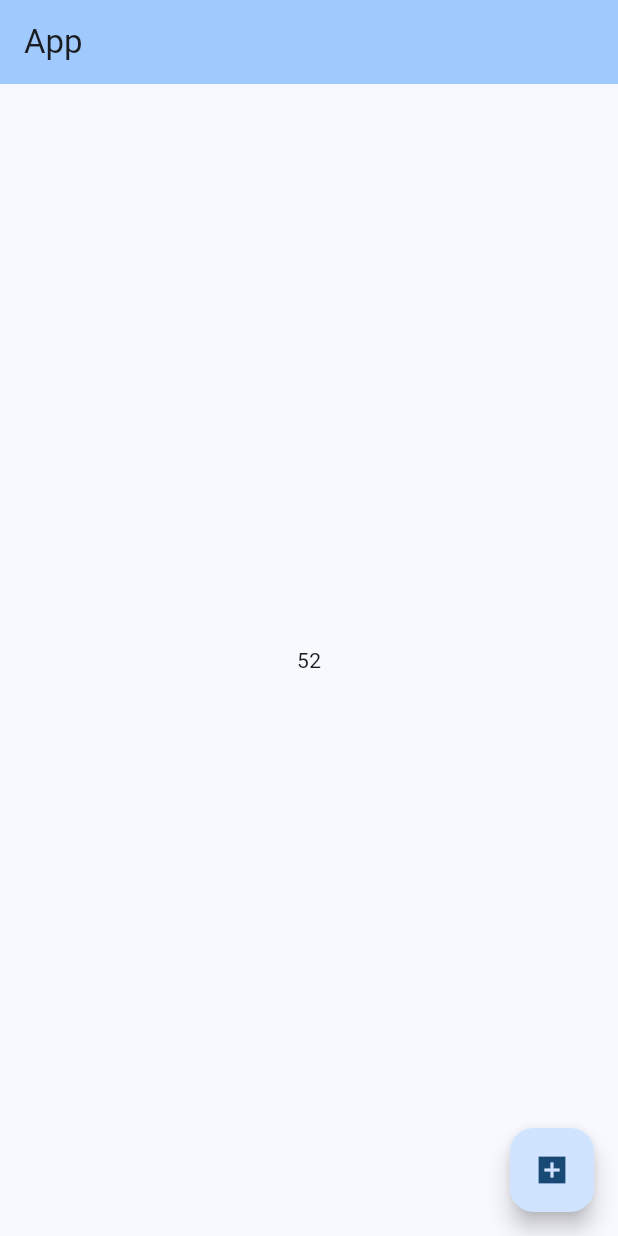
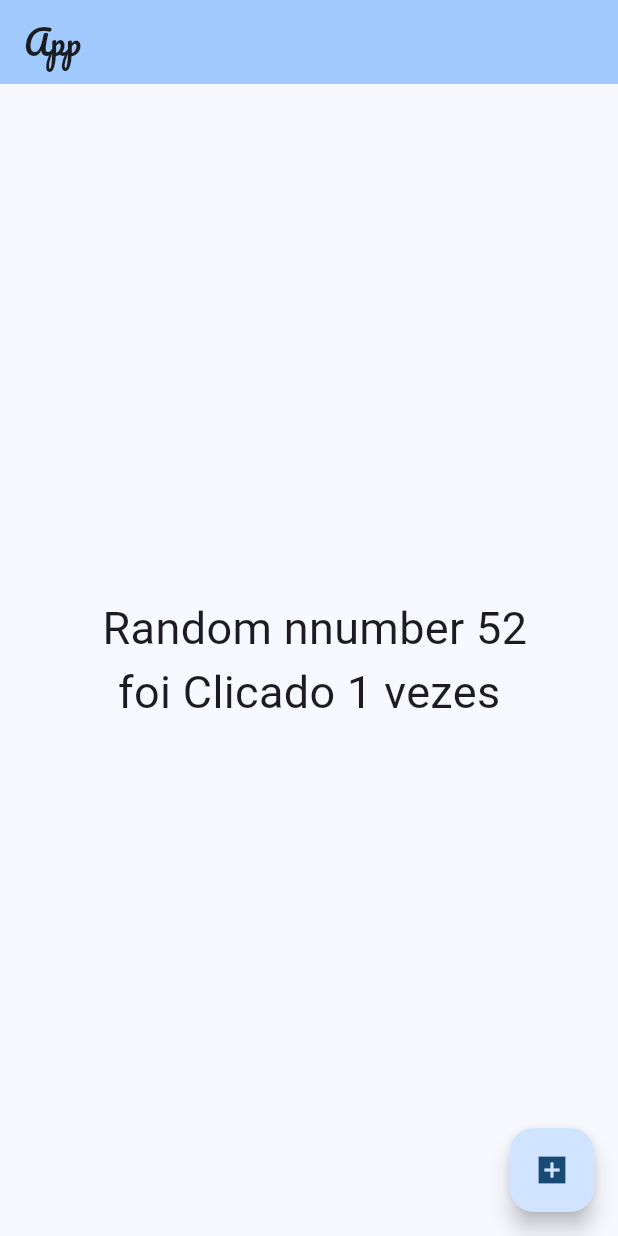
Before and after one commit to alexjarshel/DIO-Flutter, a Flutter app: the screen it shows after launch, after a tap on the "add box" icon, on a phone screen of 412 x 824 dp. Run offline on Flutter 3.47's test engine with Material 3 defaults, Android fonts, the phone set to English and light mode, and no system bars; our stand-ins replace google_fonts; Roboto replaces fonts that are missing (Acme).

Commit message:
n deu de fazer nada hj

```diff
--- a/first_proect_dio/lib/my_app.dart
+++ b/first_proect_dio/lib/my_app.dart
@@ -1,5 +1,6 @@
 import 'package:first_proect_dio/pages/home_page.dart';
 import 'package:flutter/material.dart';
+import 'package:google_fonts/google_fonts.dart';
 
 class MyApp extends StatelessWidget {
   const MyApp({Key? key}) : super(key: key);
@@ -9,6 +10,7 @@ class MyApp extends StatelessWidget {
     return MaterialApp(
         debugShowCheckedModeBanner: false,
         theme: ThemeData(
+          textTheme: GoogleFonts.pacificoTextTheme(),
           colorScheme: ColorScheme.fromSeed(seedColor: Colors.blue),
           useMaterial3: true,
         ),
--- a/first_proect_dio/lib/pages/home_page.dart
+++ b/first_proect_dio/lib/pages/home_page.dart
@@ -1,5 +1,6 @@
 import 'package:first_proect_dio/service/random_number_creator.dart';
 import 'package:flutter/material.dart';
+import 'package:google_fonts/google_fonts.dart';
 
 class HomePage extends StatefulWidget {
   const HomePage({super.key});
@@ -10,24 +11,43 @@ class HomePage extends StatefulWidget {
 
 class _HomePageState extends State<HomePage> {
   var generatedNumber = 0;
+  var clicks = 0;
 
   @override
   Widget build(BuildContext context) {
     return Scaffold(
       appBar: AppBar(
         backgroundColor: Theme.of(context).colorScheme.inversePrimary,
-        title: Text('App'),
+        title: Text(
+          'App',
+          style: GoogleFonts.pacifico(),
+        ),
       ),
-      body: Center(
-        child: Text(generatedNumber.toString()),
+      body: Column(
+        mainAxisAlignment: MainAxisAlignment.center,
+        children: [
+          Center(
+            child: Text(
+              " Random nnumber $generatedNumber",
+              style: GoogleFonts.acme(fontSize: 30),
+            ),
+          ),
+          Center(
+            child: Text(
+              "foi Clicado $clicks vezes",
+              style: GoogleFonts.acme(fontSize: 30),
+            ),
+          ),
+        ],
       ),
       floatingActionButton: FloatingActionButton(
           child: Icon(Icons.add_box_sharp),
           onPressed: () {
             setState(() {
+              clicks = clicks + 1;
               generatedNumber = RandomNumberCreator.generateRandomNumber(108);
             });
-            print(generatedNumber);
+            print(clicks);
           }),
     );
   }
--- a/first_proect_dio/pubspec.yaml
+++ b/first_proect_dio/pubspec.yaml
@@ -28,6 +28,7 @@ environment:
 # the latest version available on pub.dev. To see which dependencies have newer
 # versions available, run `flutter pub outdated`.
 dependencies:
+  google_fonts: ^6.1.0
   flutter:
     sdk: flutter
 
@@ -45,7 +46,7 @@ dev_dependencies:
   # activated in the `analysis_options.yaml` file located at the root of your
   # package. See that file for information about deactivating specific lint
   # rules and activating additional ones.
-  flutter_lints: ^2.0.0
+  flutter_lints: ^3.0.1
 
 # For information on the generic Dart part of this file, see the
 # following page: https://dart.dev/tools/pub/pubspec
```
Also changed, not shown: first_proect_dio/pubspec.lock, 1 other file.
